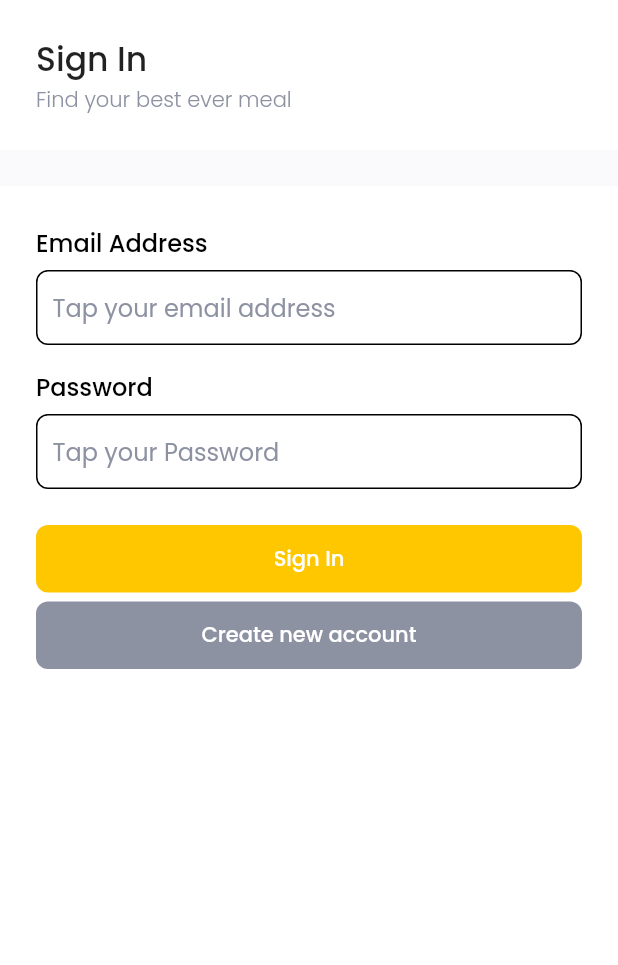
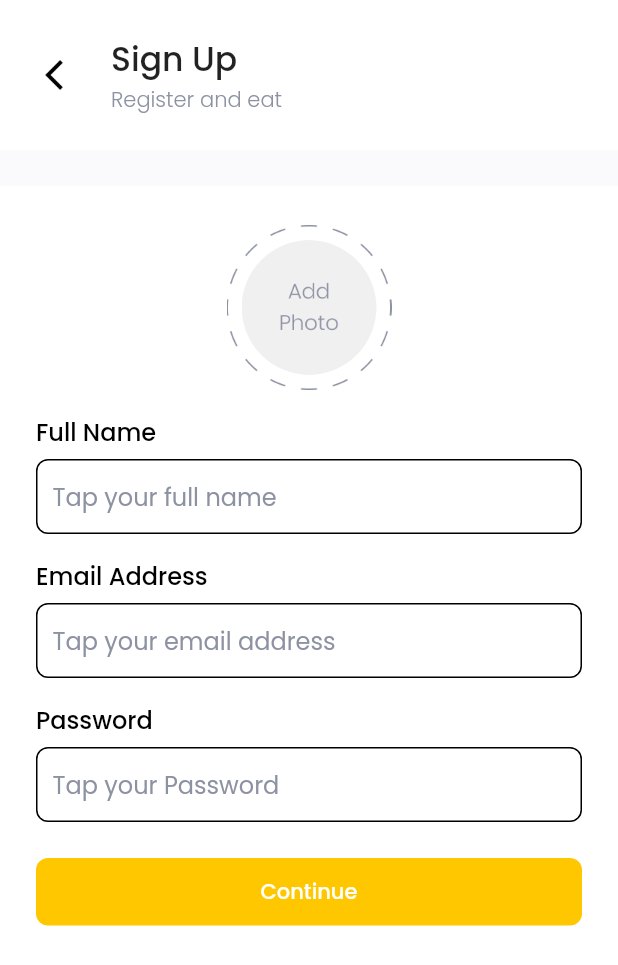
Before and after one commit to nurmuhaidi/food_market, a Flutter app: the screen it shows after launch, after a tap on "Create new account", on a phone screen of 412 x 824 dp. Shown: the top 965 px of the screen. Run offline on Flutter 3.47's test engine with Material 2 defaults, Android fonts, the phone set to English and light mode, and no system bars; our stand-ins replace flutter_spinkit, get, google_fonts, supercharged.

Commit message:
push an commit sign up page - FM03

```diff
--- a/lib/main.dart
+++ b/lib/main.dart
@@ -1,4 +1,5 @@
 import 'package:flutter/material.dart';
+import 'package:get/get.dart';
 
 import 'ui/pages/pages.dart';
 
@@ -14,7 +15,7 @@ class MyApp extends StatefulWidget {
 class _MyAppState extends State<MyApp> {
   @override
   Widget build(BuildContext context) {
-    return MaterialApp(
+    return GetMaterialApp(
       debugShowCheckedModeBanner: false,
       home: SignInPage(),
     );
--- a/lib/ui/pages/general_page.dart
+++ b/lib/ui/pages/general_page.dart
@@ -38,7 +38,13 @@ class GeneralPage extends StatelessWidget {
                       child: Row(
                         children: [
                           onBackButtonPressed != null
-                              ? Container(
+                              ? GestureDetector(
+                                  onTap: () {
+                                    if (onBackButtonPressed != null) {
+                                      onBackButtonPressed();
+                                    }
+                                  },
+                                  child: Container(
                                     width: 24,
                                     height: 24,
                                     margin: EdgeInsets.only(right: 26),
@@ -46,6 +52,7 @@ class GeneralPage extends StatelessWidget {
                                       image: DecorationImage(
                                         image: AssetImage(
                                             'assets/image/back_arrow.png'),
+                                      ),
                                     ),
                                   ),
                                 )
--- a/lib/ui/pages/pages.dart
+++ b/lib/ui/pages/pages.dart
@@ -4,6 +4,8 @@ import 'package:flutter_spinkit/flutter_spinkit.dart';
 import 'package:food_market/shared/shared.dart';
 import 'package:google_fonts/google_fonts.dart';
 import 'package:supercharged/supercharged.dart';
+import 'package:get/get.dart';
 
 part 'general_page.dart';
 part 'sign_in_page.dart';
+part 'sign_up_page.dart';
--- a/lib/ui/pages/sign_in_page.dart
+++ b/lib/ui/pages/sign_in_page.dart
@@ -95,7 +95,7 @@ class _SignInPageState extends State<SignInPage> {
           ),
           Container(
             width: double.infinity,
-            margin: EdgeInsets.only(top: 6),
+            margin: EdgeInsets.only(top: 12, bottom: 24),
             height: 45,
             padding: EdgeInsets.symmetric(horizontal: defaultMargin),
             child: isLoading
@@ -104,7 +104,9 @@ class _SignInPageState extends State<SignInPage> {
                     color: mainColor,
                   )
                 : RaisedButton(
-                    onPressed: () {},
+                    onPressed: () {
+                      Get.to(SignUpPage());
+                    },
                     elevation: 0,
                     shape: RoundedRectangleBorder(
                       borderRadius: BorderRadius.circular(8),
--- /dev/null
+++ b/lib/ui/pages/sign_up_page.dart
@@ -0,0 +1,143 @@
+part of 'pages.dart';
+
+class SignUpPage extends StatefulWidget {
+  @override
+  _SignUpPageState createState() => _SignUpPageState();
+}
+
+class _SignUpPageState extends State<SignUpPage> {
+  @override
+  Widget build(BuildContext context) {
+    TextEditingController emailController = TextEditingController();
+    TextEditingController passwordController = TextEditingController();
+    TextEditingController nameController = TextEditingController();
+
+    return GeneralPage(
+      title: 'Sign Up',
+      subtitle: 'Register and eat',
+      onBackButtonPressed: () {
+        Get.back();
+      },
+      child: Column(
+        children: [
+          Container(
+            width: 110,
+            height: 110,
+            margin: EdgeInsets.only(top: 26),
+            padding: EdgeInsets.all(10),
+            decoration: BoxDecoration(
+              image: DecorationImage(
+                image: AssetImage('assets/image/photo_border.png'),
+              ),
+            ),
+            child: Container(
+              decoration: BoxDecoration(
+                shape: BoxShape.circle,
+                image: DecorationImage(
+                  image: AssetImage('assets/image/photo.png'),
+                  fit: BoxFit.cover,
+                ),
+              ),
+            ),
+          ),
+          Container(
+            width: double.infinity,
+            margin: EdgeInsets.fromLTRB(defaultMargin, 16, defaultMargin, 6),
+            child: Text(
+              'Full Name',
+              style: blackFontStyle2,
+            ),
+          ),
+          Container(
+            width: double.infinity,
+            margin: EdgeInsets.symmetric(horizontal: defaultMargin),
+            padding: EdgeInsets.symmetric(horizontal: 10),
+            decoration: BoxDecoration(
+              borderRadius: BorderRadius.circular(8),
+              border: Border.all(color: Colors.black),
+            ),
+            child: TextField(
+              controller: nameController,
+              decoration: InputDecoration(
+                border: InputBorder.none,
+                hintStyle: greyFontStyle,
+                hintText: 'Tap your full name',
+              ),
+            ),
+          ),
+          Container(
+            width: double.infinity,
+            margin: EdgeInsets.fromLTRB(defaultMargin, 16, defaultMargin, 6),
+            child: Text(
+              'Email Address',
+              style: blackFontStyle2,
+            ),
+          ),
+          Container(
+            width: double.infinity,
+            margin: EdgeInsets.symmetric(horizontal: defaultMargin),
+            padding: EdgeInsets.symmetric(horizontal: 10),
+            decoration: BoxDecoration(
+              borderRadius: BorderRadius.circular(8),
+              border: Border.all(color: Colors.black),
+            ),
+            child: TextField(
+              controller: emailController,
+              decoration: InputDecoration(
+                border: InputBorder.none,
+                hintStyle: greyFontStyle,
+                hintText: 'Tap your email address',
+              ),
+            ),
+          ),
+          Container(
+            width: double.infinity,
+            margin: EdgeInsets.fromLTRB(defaultMargin, 16, defaultMargin, 6),
+            child: Text(
+              'Password',
+              style: blackFontStyle2,
+            ),
+          ),
+          Container(
+            width: double.infinity,
+            margin: EdgeInsets.symmetric(horizontal: defaultMargin),
+            padding: EdgeInsets.symmetric(horizontal: 10),
+            decoration: BoxDecoration(
+              borderRadius: BorderRadius.circular(8),
+              border: Border.all(color: Colors.black),
+            ),
+            child: TextField(
+              controller: passwordController,
+              decoration: InputDecoration(
+                border: InputBorder.none,
+                hintStyle: greyFontStyle,
+                hintText: 'Tap your Password',
+              ),
+            ),
+          ),
+          Container(
+            width: double.infinity,
+            margin: EdgeInsets.only(top: 24, bottom: 24),
+            height: 45,
+            padding: EdgeInsets.symmetric(horizontal: defaultMargin),
+            child: RaisedButton(
+              onPressed: () {},
+              elevation: 0,
+              shape: RoundedRectangleBorder(
+                borderRadius: BorderRadius.circular(8),
+              ),
+              color: mainColor,
+              child: Text(
+                'Continue',
+                style: GoogleFonts.poppins(
+                  color: Colors.white,
+                  fontWeight: FontWeight.w500,
+                ),
+              ),
+            ),
+          )
+        ],
+      ),
+    );
+  }
+}
--- a/pubspec.yaml
+++ b/pubspec.yaml
@@ -26,6 +26,7 @@ dependencies:
   cupertino_icons: ^1.0.0
   flutter_bloc: ^6.1.1
   flutter_spinkit: ^4.1.2+1
+  get: ^3.17.1
   google_fonts: ^1.1.1
   supercharged: ^1.11.1
 
```
Also changed, not shown: pubspec.lock. Lines whose indentation alone changed are shown as unchanged.
